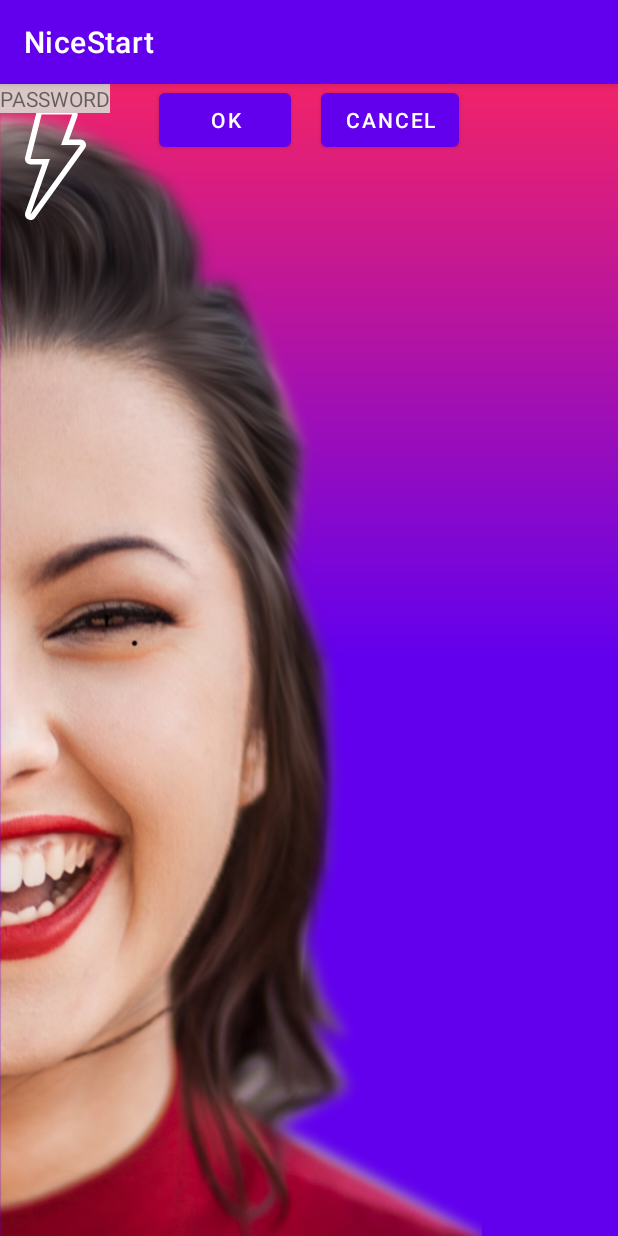
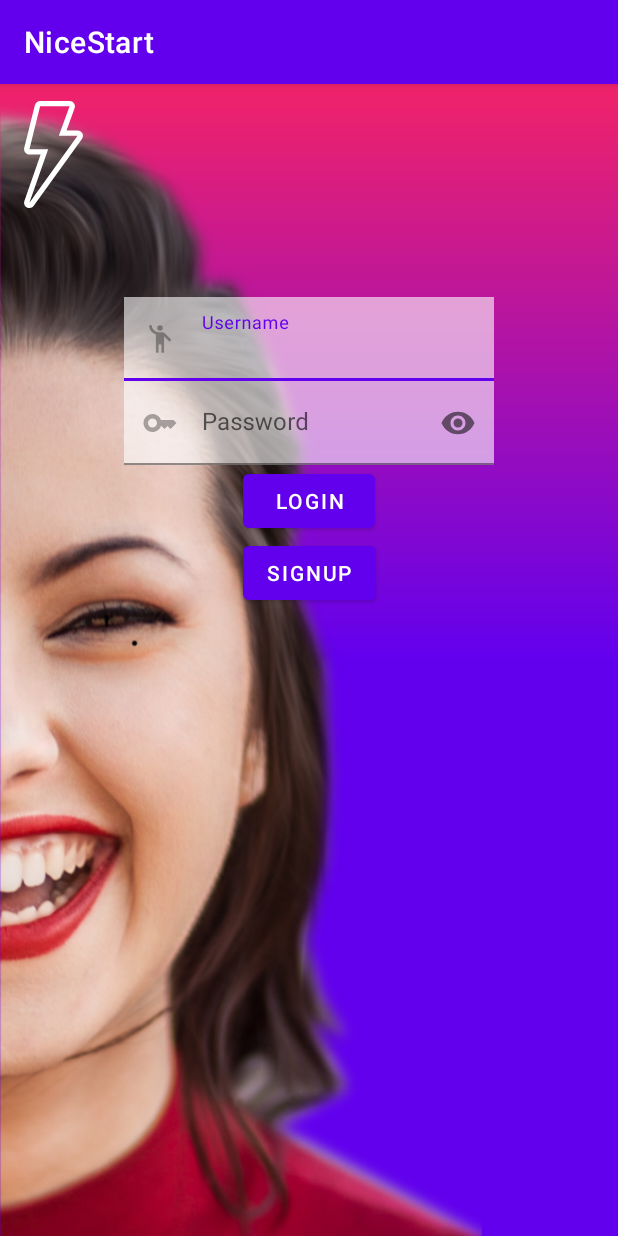
Before and after one commit to arturofgg/NiceStart, an Android app: the screen it shows after launch (login), on a phone screen of 412 x 824 dp. Run offline under Robolectric (Android 15) with nearby library versions, the phone set to English and light mode, and no system bars.

Commit message:
añadido iconos y algunos cambios en el xml main

```diff
--- /dev/null
+++ b/app/src/main/res/drawable-anydpi/ic_action_name.xml
@@ -0,0 +1,19 @@
+<vector xmlns:android="http://schemas.android.com/apk/res/android"
+    android:width="24dp"
+    android:height="24dp"
+    android:viewportWidth="24"
+    android:viewportHeight="24"
+    android:tint="#333333"
+    android:alpha="0.6">
+  <group android:scaleX="0.90909094"
+      android:scaleY="0.90909094"
+      android:translateX="1.0909091"
+      android:translateY="1.0909091">
+    <path
+        android:fillColor="@android:color/white"
+        android:pathData="M12,4m-2,0a2,2 0,1 1,4 0a2,2 0,1 1,-4 0"/>
+    <path
+        android:fillColor="@android:color/white"
+        android:pathData="M15.89,8.11C15.5,7.72 14.83,7 13.53,7c-0.21,0 -1.42,0 -2.54,0C8.24,6.99 6,4.75 6,2H4c0,3.16 2.11,5.84 5,6.71V22h2v-6h2v6h2V10.05L18.95,14l1.41,-1.41L15.89,8.11z"/>
+  </group>
+</vector>
--- /dev/null
+++ b/app/src/main/res/drawable-anydpi/password_icon.xml
@@ -0,0 +1,11 @@
+<vector xmlns:android="http://schemas.android.com/apk/res/android"
+    android:width="24dp"
+    android:height="24dp"
+    android:viewportWidth="24"
+    android:viewportHeight="24"
+    android:tint="#333333"
+    android:alpha="0.6">
+  <path
+      android:fillColor="@android:color/white"
+      android:pathData="M21,10h-8.35C11.83,7.67 9.61,6 7,6c-3.31,0 -6,2.69 -6,6s2.69,6 6,6c2.61,0 4.83,-1.67 5.65,-4H13l2,2l2,-2l2,2l4,-4.04L21,10zM7,15c-1.65,0 -3,-1.35 -3,-3c0,-1.65 1.35,-3 3,-3s3,1.35 3,3C10,13.65 8.65,15 7,15z"/>
+</vector>
--- a/app/src/main/res/layout/activity_login.xml
+++ b/app/src/main/res/layout/activity_login.xml
@@ -21,66 +21,89 @@
     <!-- logo rayo -->
     <ImageView
         android:id="@+id/thunder"
-        android:layout_width="74dp"
-        android:layout_height="107dp"
+        android:layout_width="71dp"
+        android:layout_height="94dp"
         android:src="@drawable/ic_thunder"
         tools:layout_editor_absoluteX="168dp"
-        tools:layout_editor_absoluteY="39dp" />
+        tools:layout_editor_absoluteY="41dp" />
 
     <Button
-        android:id="@+id/ok"
+        android:id="@+id/LOGIN"
+        android:onClick="openMain"
+        android:text="LOGIN"
+        app:layout_constraintStart_toStartOf="@id/guideline"
+        app:layout_constraintEnd_toEndOf="@id/guideline2"
+        app:layout_constraintTop_toBottomOf="@id/til2"
         android:layout_width="wrap_content"
         android:layout_height="wrap_content"
-        android:layout_marginRight="20dp"
-        android:text="OK"
-        app:layout_constraintEnd_toStartOf="@+id/cancel"
-        app:layout_constraintHorizontal_chainStyle="packed"
-        app:layout_constraintStart_toStartOf="parent"
-        tools:layout_editor_absoluteY="435dp" />
+        />
 
     <Button
-        android:id="@+id/cancel"
+        android:id="@+id/SIGNUP"
+        android:text="SIGNUP"
+        app:layout_constraintStart_toStartOf="@id/guideline"
+        app:layout_constraintEnd_toEndOf="@id/guideline2"
+        app:layout_constraintTop_toBottomOf="@id/LOGIN"
         android:layout_width="wrap_content"
+        android:layout_height="wrap_content"/>
+
+    <!-- Añadimos edit text del username -->
+    <com.google.android.material.textfield.TextInputLayout
+        android:id="@+id/til1"
+        android:layout_width="0dp"
         android:layout_height="wrap_content"
-        android:text="CANCEL"
-        app:layout_constraintEnd_toEndOf="parent"
-        app:layout_constraintStart_toEndOf="@+id/ok"
-        tools:layout_editor_absoluteY="435dp" />
+        android:layout_marginTop="48dp"
+        app:layout_constraintStart_toStartOf="@id/guideline"
+        app:layout_constraintEnd_toEndOf="@id/guideline2"
+        app:layout_constraintTop_toBottomOf="@id/thunder"
+        app:startIconDrawable="@drawable/ic_action_name">
 
-    <TextView
-        android:id="@+id/login"
-        android:layout_width="wrap_content"
+        <EditText
+            android:layout_width="match_parent"
+            android:layout_height="wrap_content"
+            android:alpha="0.6"
+            android:background="@color/white"
+            android:hint="Username"></EditText>
+
+    </com.google.android.material.textfield.TextInputLayout>
+
+    <!-- Campo contraseña -->
+    <com.google.android.material.textfield.TextInputLayout
+        android:id="@+id/til2"
+        android:layout_width="0dp"
         android:layout_height="wrap_content"
-        android:background="#FDFDFD"
-        android:backgroundTint="#D8CECE"
-        android:text="LOGIN"
-        android:visibility="visible"
-        tools:layout_editor_absoluteX="124dp"
-        tools:layout_editor_absoluteY="236dp" />
+        app:layout_constraintStart_toStartOf="@id/guideline"
+        app:layout_constraintEnd_toEndOf="@id/guideline2"
+        app:layout_constraintTop_toBottomOf="@id/til1"
+        app:passwordToggleEnabled="true"
+        app:startIconDrawable="@drawable/password_icon">
 
-    <TextView
-        android:id="@+id/password"
-        android:layout_width="wrap_content"
-        android:layout_height="wrap_content"
-        android:background="#DAC8C8"
-        android:text="PASSWORD"
-        tools:layout_editor_absoluteX="124dp"
-        tools:layout_editor_absoluteY="292dp" />
+        <EditText
+            android:layout_width="match_parent"
+            android:layout_height="wrap_content"
+            android:alpha="0.6"
+            android:background="@color/white"
+            android:hint="Password"
+            android:inputType="textPassword"
+            android:maxLines="1"
+            >
+        </EditText>
+
+    </com.google.android.material.textfield.TextInputLayout>
 
     <androidx.constraintlayout.widget.Guideline
         android:id="@+id/guideline"
         android:layout_width="wrap_content"
         android:layout_height="wrap_content"
         android:orientation="vertical"
-        app:layout_constraintGuide_begin="105dp" />
+        app:layout_constraintGuide_percent="0.20" />
 
     <androidx.constraintlayout.widget.Guideline
         android:id="@+id/guideline2"
         android:layout_width="wrap_content"
         android:layout_height="wrap_content"
         android:orientation="vertical"
-        app:layout_constraintEnd_toEndOf="@id/guideline"
-        app:layout_constraintGuide_end="105dp" />
+        app:layout_constraintGuide_percent="0.80" />
 
     <!--packed, spread, spread_inside-->
 </androidx.constraintlayout.widget.ConstraintLayout>
```
Also changed, not shown: app/src/main/res/drawable-hdpi/ic_action_name.png (added), app/src/main/res/drawable-hdpi/password_icon.png (added), app/src/main/res/drawable-mdpi/ic_action_name.png (added), app/src/main/res/drawable-mdpi/password_icon.png (added), app/src/main/res/drawable-xhdpi/ic_action_name.png (added), app/src/main/res/drawable-xhdpi/password_icon.png (added), app/src/main/res/drawable-xxhdpi/ic_action_name.png (added), app/src/main/res/drawable-xxhdpi/password_icon.png (added).
